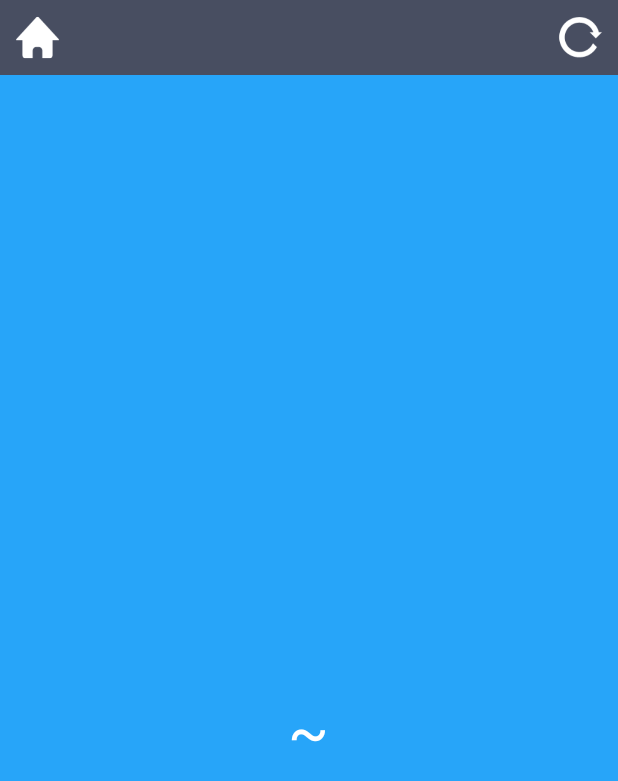
After one commit to snxmv/coolweather, an Android app: the WeatherActivity screen opened directly, with no data from a screen before it, on a phone screen of 412 x 824 dp. The commit adds this screen. Shown: the top 781 px of the screen. Run offline under Robolectric (Android 15) with nearby library versions, the phone set to English and light mode, and no system bars.

Commit message:
新增后台定时刷新天气，切换城市，手动刷新天气，更换app图标和名字.

```diff
--- a/app/src/main/AndroidManifest.xml
+++ b/app/src/main/AndroidManifest.xml
@@ -6,7 +6,7 @@
 
     <application
         android:allowBackup="true"
-        android:icon="@mipmap/ic_launcher"
+        android:icon="@drawable/logo"
         android:label="@string/app_name"
         android:supportsRtl="true"
         android:theme="@style/AppTheme">
@@ -17,6 +17,10 @@
                 <category android:name="android.intent.category.LAUNCHER"></category>
             </intent-filter>
         </activity>
+
+        <activity android:name=".activity.WeatherActivity"></activity>
+
+        <receiver android:name=".receiver.AutoUpdateReceiver"></receiver>
     </application>
 
 </manifest>
--- /dev/null
+++ b/app/src/main/java/app/coolweather/com/coolweather/activity/WeatherActivity.java
@@ -0,0 +1,159 @@
+package app.coolweather.com.coolweather.activity;
+
+import android.app.Activity;
+import android.content.Intent;
+import android.content.SharedPreferences;
+import android.os.Bundle;
+import android.preference.PreferenceManager;
+import android.text.TextUtils;
+import android.util.Log;
+import android.view.View;
+import android.widget.Button;
+import android.widget.LinearLayout;
+import android.widget.TextView;
+
+
+import app.coolweather.com.coolweather.R;
+import app.coolweather.com.coolweather.service.AutoUpdateService;
+import app.coolweather.com.coolweather.util.HttpCallbackListener;
+import app.coolweather.com.coolweather.util.HttpUtil;
+        import app.coolweather.com.coolweather.util.Utility;
+
+/**
+ * Created by shixiaofei on 2016/9/25.
+ */
+
+public class WeatherActivity extends Activity{
+    private LinearLayout weatherInfoLayout;
+
+    private TextView cityNameText;
+    private TextView publishText;
+    private TextView weatherDespText;
+    private TextView temp1Text;
+    private TextView temp2Text;
+    private TextView currentDateText;
+
+    private Button switchCity;
+    private Button refreshWeather;
+
+    @Override
+    protected void onCreate(Bundle savedInstanceState) {
+        super.onCreate(savedInstanceState);
+        setContentView(R.layout.weather_layout);
+
+        weatherInfoLayout = (LinearLayout)findViewById(R.id.weather_info_layout);
+        cityNameText = (TextView)findViewById(R.id.city_name);
+        weatherDespText = (TextView)findViewById(R.id.weather_desp);
+        temp1Text = (TextView)findViewById(R.id.temp1);
+        temp2Text = (TextView)findViewById(R.id.temp2);
+        currentDateText = (TextView)findViewById(R.id.current_date);
+        publishText = (TextView)findViewById(R.id.publish_text);
+
+        switchCity = (Button)findViewById(R.id.switch_city);
+        refreshWeather = (Button)findViewById(R.id.refresh_weather);
+
+        switchCity.setOnClickListener(new View.OnClickListener() {
+            @Override
+            public void onClick(View v) {
+                Intent intent = new Intent(WeatherActivity.this, ChooseAreaActivity.class);
+                intent.putExtra("from_weather_activity", true);
+                startActivity(intent);
+                finish();
+            }
+        });
+
+        refreshWeather.setOnClickListener(new View.OnClickListener() {
+            @Override
+            public void onClick(View v) {
+                publishText.setText("同步中...");
+                SharedPreferences preferences = PreferenceManager.getDefaultSharedPreferences(WeatherActivity.this);
+                String weatherCode = preferences.getString("weather_code", "");
+                if(!TextUtils.isEmpty(weatherCode)){
+                    queryWeatherInfo(weatherCode);
+                }
+            }
+        });
+
+        String countyCode = getIntent().getStringExtra("county_code");
+        if(!TextUtils.isEmpty(countyCode)){
+            publishText.setText("同步中...");
+            weatherInfoLayout.setVisibility(View.INVISIBLE);
+            cityNameText.setVisibility(View.INVISIBLE);
+            queryWeatherCode(countyCode);
+        }else{
+            showWeather();
+        }
+    }
+
+    /**
+     * 查询县级代号对应的天气代号
+     * @param countyCode
+     */
+    private void queryWeatherCode(String countyCode) {
+        Log.e("shaonian", countyCode);
+        String address = "http://www.weather.com.cn/data/list3/city"+countyCode+".xml";
+        queryFromServer(address, "countyCode");
+    }
+
+    /**
+     * 显示天气信息
+     */
+    private void showWeather() {
+        SharedPreferences prefs = PreferenceManager.getDefaultSharedPreferences(this);
+        cityNameText.setText(prefs.getString("city_name", ""));
+        temp1Text.setText(prefs.getString("temp1", ""));
+        temp2Text.setText(prefs.getString("temp2", ""));
+        weatherDespText.setText(prefs.getString("weather_desp", ""));
+        publishText.setText(prefs.getString("publish_time", ""));
+        currentDateText.setText(prefs.getString("current_date", ""));
+        weatherInfoLayout.setVisibility(View.VISIBLE);
+        cityNameText.setVisibility(View.VISIBLE);
+
+        Intent intent = new Intent(WeatherActivity.this, AutoUpdateService.class);
+        startService(intent);
+    }
+
+    /**
+     * 获取天气待号或者天气信息
+     */
+    private void queryFromServer(final String address, final String type){
+        HttpUtil.sendHttpRequest(address, new HttpCallbackListener() {
+            @Override
+            public void onFinish(String resp) {
+                if("countyCode".equals(type)){
+                    String[] arr = resp.split("\\|");
+                    if(arr.length > 0){
+                        queryWeatherInfo(arr[1]);
+                    }
+                }else if("weatherCode".equals(type)){
+                    Utility.handleWeatherResponse(WeatherActivity.this, resp);
+                    runOnUiThread(new Runnable() {
+                        @Override
+                        public void run() {
+                            showWeather();
+                        }
+                    });
+                }
+            }
+
+            @Override
+            public void onError(Exception e) {
+                runOnUiThread(new Runnable() {
+                    @Override
+                    public void run() {
+                        publishText.setText("同步失败");
+                    }
+                });
+            }
+        });
+    }
+
+    /**
+     * 查询天气信息
+     * @param weatherCode
+     */
+    private void queryWeatherInfo(String weatherCode) {
+        String address = "http://www.weather.com.cn/data/cityinfo/"+weatherCode+".html";
+        queryFromServer(address, "weatherCode");
+    }
+}
--- a/app/src/main/java/app/coolweather/com/coolweather/util/HttpUtil.java
+++ b/app/src/main/java/app/coolweather/com/coolweather/util/HttpUtil.java
@@ -1,4 +1,6 @@
 package app.coolweather.com.coolweather.util;
+
+import android.util.Log;
 
 import java.io.BufferedReader;
 import java.io.IOException;
@@ -33,6 +35,7 @@ public class HttpUtil {
                     while ((line=br.readLine()) != null){
                         resp.append(line);
                     }
+
                     if(listener != null){
                         listener.onFinish(resp.toString());
                     }
--- /dev/null
+++ b/app/src/main/res/layout/weather_layout.xml
@@ -0,0 +1,114 @@
+<LinearLayout xmlns:android="http://schemas.android.com/apk/res/android"
+    android:layout_width="match_parent"
+    android:layout_height="match_parent"
+    android:orientation="vertical" >
+
+    <RelativeLayout
+        android:layout_width="match_parent"
+        android:layout_height="50dp"
+        android:background="#484E61" >
+
+        <Button
+            android:id="@+id/switch_city"
+            android:layout_width="30dp"
+            android:layout_height="30dp"
+            android:layout_centerVertical="true"
+            android:layout_marginLeft="10dp"
+            android:background="@drawable/home"
+            />
+
+        <TextView
+            android:id="@+id/city_name"
+            android:layout_width="wrap_content"
+            android:layout_height="wrap_content"
+            android:layout_centerInParent="true"
+            android:textColor="#fff"
+            android:textSize="24sp" />
+
+        <Button
+            android:id="@+id/refresh_weather"
+            android:layout_width="30dp"
+            android:layout_height="30dp"
+            android:layout_alignParentRight="true"
+            android:layout_centerVertical="true"
+            android:layout_marginRight="10dp"
+            android:background="@drawable/refresh"
+            />
+    </RelativeLayout>
+
+    <RelativeLayout
+        android:layout_width="match_parent"
+        android:layout_height="0dp"
+        android:layout_weight="1"
+        android:background="#27A5F9" >
+
+        <TextView
+            android:id="@+id/publish_text"
+            android:layout_width="wrap_content"
+            android:layout_height="wrap_content"
+            android:layout_alignParentRight="true"
+            android:layout_marginRight="10dp"
+            android:layout_marginTop="10dp"
+            android:textColor="#FFF"
+            android:textSize="18sp" />
+
+        <LinearLayout
+            android:id="@+id/weather_info_layout"
+            android:layout_width="wrap_content"
+            android:layout_height="wrap_content"
+            android:layout_centerInParent="true"
+            android:orientation="vertical" >
+
+            <TextView
+                android:id="@+id/current_date"
+                android:layout_width="wrap_content"
+                android:layout_height="40dp"
+                android:gravity="center"
+                android:textColor="#FFF"
+                android:textSize="18sp" />
+
+            <TextView
+                android:id="@+id/weather_desp"
+                android:layout_width="wrap_content"
+                android:layout_height="60dp"
+                android:layout_gravity="center_horizontal"
+                android:gravity="center"
+                android:textColor="#FFF"
+                android:textSize="40sp" />
+
+            <LinearLayout
+                android:layout_width="wrap_content"
+                android:layout_height="60dp"
+                android:layout_gravity="center_horizontal"
+                android:orientation="horizontal" >
+
+                <TextView
+                    android:id="@+id/temp1"
+                    android:layout_width="wrap_content"
+                    android:layout_height="wrap_content"
+                    android:layout_gravity="center_vertical"
+                    android:textColor="#FFF"
+                    android:textSize="40sp" />
+
+                <TextView
+                    android:layout_width="wrap_content"
+                    android:layout_height="wrap_content"
+                    android:layout_gravity="center_vertical"
+                    android:layout_marginLeft="10dp"
+                    android:layout_marginRight="10dp"
+                    android:text="~"
+                    android:textColor="#FFF"
+                    android:textSize="40sp" />
+
+                <TextView
+                    android:id="@+id/temp2"
+                    android:layout_width="wrap_content"
+                    android:layout_height="wrap_content"
+                    android:layout_gravity="center_vertical"
+                    android:textColor="#FFF"
+                    android:textSize="40sp" />
+            </LinearLayout>
+        </LinearLayout>
+    </RelativeLayout>
+
+</LinearLayout>
--- a/app/src/main/res/values/strings.xml
+++ b/app/src/main/res/values/strings.xml
@@ -1,3 +1,3 @@
 <resources>
-    <string name="app_name">CoolWeather</string>
+    <string name="app_name">酷欧天气</string>
 </resources>
```
Also changed, not shown: app/src/main/java/app/coolweather/com/coolweather/activity/ChooseAreaActivity.java (+31 -9 lines), app/src/main/java/app/coolweather/com/coolweather/db/CoolWeatherDB.java (+5 -4 lines), app/src/main/java/app/coolweather/com/coolweather/receiver/AutoUpdateReceiver.java (added, +21 -0 lines), app/src/main/java/app/coolweather/com/coolweather/service/AutoUpdateService.java (added, +58 -0 lines), app/src/main/java/app/coolweather/com/coolweather/util/Utility.java (+56 -1 lines), app/src/main/res/drawable/home.png (added), app/src/main/res/drawable/logo.png (added), app/src/main/res/drawable/refresh.png (added).
